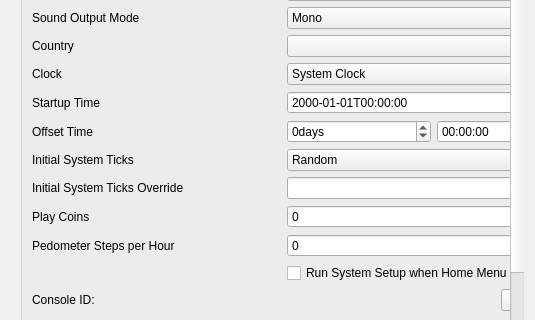
Before: the Qt Designer form src/borked3ds_qt/configuration/configure_system.ui in yeager/Borked3DS, drawn with Qt 5; both pictures show x 0 to 535 and y 152 to 472 of the 535 by 619 pixel window.
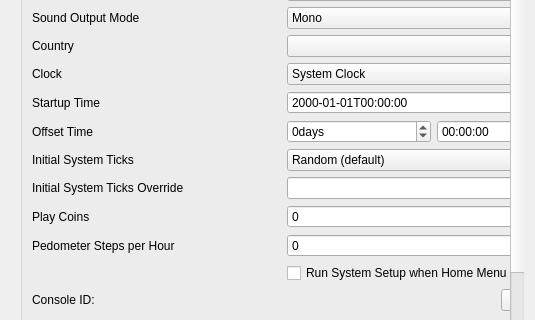
After: the same form once the commit is applied.

Commit message: UI: Indicate default choice for all drop-down menus (#280)

Diff of the .ui file:
```diff
--- a/src/borked3ds_qt/configuration/configure_system.ui
+++ b/src/borked3ds_qt/configuration/configure_system.ui
@@ -363,7 +363,7 @@
              <widget class="QComboBox" name="combo_init_ticks_type">
               <item>
                <property name="text">
-                <string>Random</string>
+                <string>Random (default)</string>
                </property>
               </item>
               <item>
```
Left out of the diff: 4 changed lines with no effect on the pictures. The commit also changes 10 other files.
